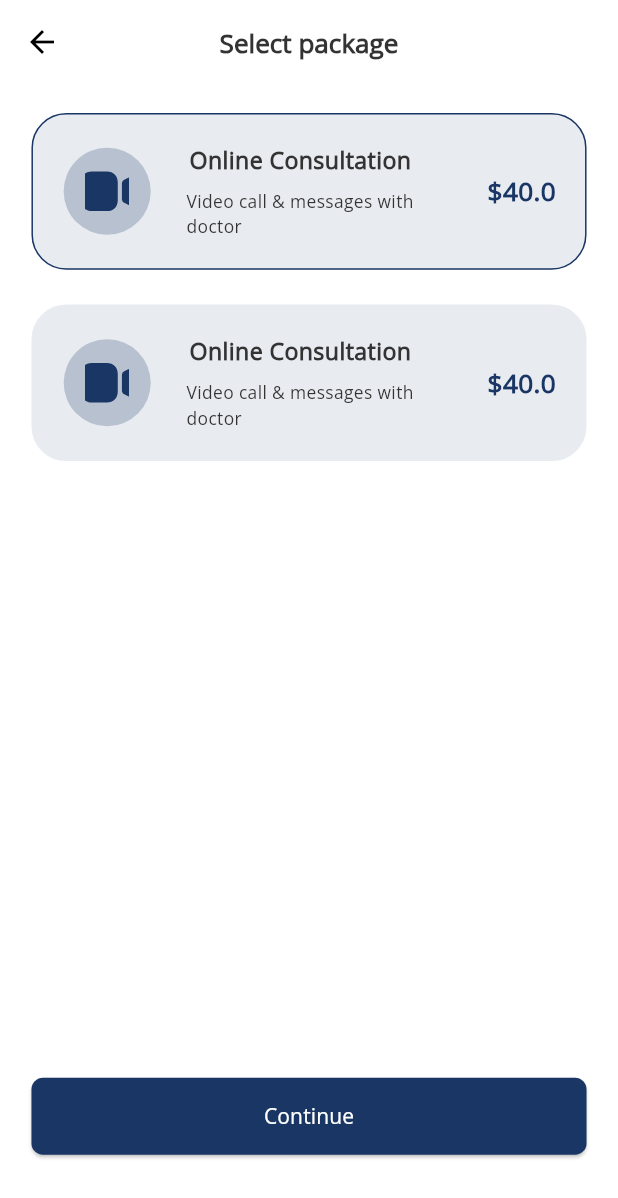
After one commit to sagorahamed1/medical-appointment, a Flutter app: the SelectPackageScreen screen opened by its route, on a phone screen of 412 x 824 dp. The commit adds this screen. Shown: the top 1198 px of the screen. Run offline on Flutter 3.47's test engine with Material 3 defaults, Android fonts, the phone set to English and light mode, and no system bars; our stand-ins replace flutter_screenutil, flutter_spinkit, flutter_svg, get, pin_code_fields, shared_preferences and 1 more; accounts and stored records are empty.

Commit message:
select package screen done

```diff
--- a/lib/routes/app_routes.dart
+++ b/lib/routes/app_routes.dart
@@ -13,6 +13,7 @@ import '../views/screens/User/Emergency_Doctors/availablle_doctors_screen.dart';
 import '../views/screens/User/User_home/user_home_screen.dart';
 import '../views/screens/User/doctor_details/doctor_details_screen.dart';
 import '../views/screens/User/search/user_search_screen.dart';
+import '../views/screens/User/select_package/select_package_screen.dart';
 import '../views/screens/User/user_bottom_nav_bar/user_bottom_nav_bar.dart';
 import '../views/screens/User/user_category/user_category_screen.dart';
 import '../views/screens/notifications/notifications_screen.dart';
@@ -38,6 +39,7 @@ class AppRoutes {
   static const String emergencyDoctorsScreen = "/EmergencyDoctorsScreen.dart";
   static const String userCategoryScreen = "/UserCategoryScreen.dart";
   static const String doctorDetailsScreen = "/DoctorDetailsScreen.dart";
+  static const String selectPackageScreen = "/SelectPackageScreen.dart";
 
 
   static List<GetPage> get routes => [
@@ -58,5 +60,6 @@ class AppRoutes {
         GetPage(name: emergencyDoctorsScreen, page: () => EmergencyDoctorsScreen()),
         GetPage(name: userCategoryScreen, page: () => UserCategoryScreen()),
         GetPage(name: doctorDetailsScreen, page: () => DoctorDetailsScreen()),
+        GetPage(name: selectPackageScreen, page: () => SelectPackageScreen()),
   ];
 }
--- a/lib/utils/app_icons.dart
+++ b/lib/utils/app_icons.dart
@@ -20,5 +20,7 @@ class AppIcons {
   static const String notificationbell = "$path/notificationbell.svg";
   static const String crossIcon = "$path/cross_icon.svg";
   static const String experienceIcon = "$path/experience.svg";
+  static const String videoCallIcons = "$path/videoCallIcons.svg";
+  static const String personGroup = "$path/personGroup.svg";
 
 }
--- a/lib/utils/app_strings.dart
+++ b/lib/utils/app_strings.dart
@@ -59,6 +59,7 @@ class AppString {
   static const String   aboutDoctor  = "About Doctor";
   static const String   workingTime  = "Working Time";
   static const String   topReviews  = "Top Reviews";
+  static const String   selectPackage  = "Select package";
 
 
 
--- a/lib/views/screens/User/doctor_details/doctor_details_screen.dart
+++ b/lib/views/screens/User/doctor_details/doctor_details_screen.dart
@@ -1,8 +1,10 @@
+import 'package:doctor_appointment/routes/app_routes.dart';
 import 'package:doctor_appointment/utils/app_dimentions.dart';
 import 'package:doctor_appointment/views/widgets/custom_button.dart';
 import 'package:flutter/material.dart';
 import 'package:flutter_screenutil/flutter_screenutil.dart';
 import 'package:flutter_svg/svg.dart';
+import 'package:get/get.dart';
 
 import '../../../../utils/app_colors.dart';
 import '../../../../utils/app_icons.dart';
@@ -21,17 +23,17 @@ class DoctorDetailsScreen extends StatelessWidget {
       ///-----------------------------------app bar section-------------------------->
       appBar: AppBar(
         title: CustomText(
-          text: AppString.emergencyDoctors,
+          text: AppString.doctorDetails,
           fontsize: 18.h,
           fontWeight: FontWeight.w600,
         ),
       ),
 
-      body: Padding(
-        padding: EdgeInsets.symmetric(
-            horizontal: Dimensions.paddingSizeDefault.w,
-            vertical: Dimensions.paddingSizeDefault.h),
-        child: SingleChildScrollView(
+      body: SingleChildScrollView(
+        child: Padding(
+          padding: EdgeInsets.symmetric(
+              horizontal: Dimensions.paddingSizeDefault.w,
+              vertical: Dimensions.paddingSizeDefault.h),
           child: Column(
             crossAxisAlignment: CrossAxisAlignment.start,
             children: [
@@ -68,7 +70,7 @@ class DoctorDetailsScreen extends StatelessWidget {
                   fontsize: 18.h,
                   color: Colors.black,
                   top: 16.h,
-                  bottom: 8.h),
+                  bottom: 16.h),
 
               ///=============================Top Review List views=======================>
               SizedBox(
@@ -80,7 +82,8 @@ class DoctorDetailsScreen extends StatelessWidget {
                   itemBuilder: (context, index) {
                     return const TopReviewsCard(
                       image: AppImages.getStarted2,
-                      description: 'Dr. Jenny is very professional in her work and responsive. I have consulted and my problem is solved. 😍😍',
+                      description:
+                          'Dr. Jenny is very professional in her work and responsive. I have consulted and my problem is solved. 😍😍',
                       rathing: "5",
                       reviewName: "Sagor Ahamed",
                       timeAgo: "2 days ago",
@@ -91,7 +94,9 @@ class DoctorDetailsScreen extends StatelessWidget {
 
               ///===========================Button=============================>
               SizedBox(height: 20.h),
-              CustomButton(onpress: (){}, title: AppString.bookAppointment)
+              CustomButton(onpress: () {
+                Get.toNamed(AppRoutes.selectPackageScreen);
+              }, title: AppString.bookAppointment)
             ],
           ),
         ),
--- /dev/null
+++ b/lib/views/screens/User/select_package/select_package_screen.dart
@@ -0,0 +1,165 @@
+import 'package:doctor_appointment/utils/app_colors.dart';
+import 'package:doctor_appointment/utils/app_dimentions.dart';
+import 'package:doctor_appointment/utils/app_icons.dart';
+import 'package:doctor_appointment/views/widgets/custom_button.dart';
+import 'package:flutter/material.dart';
+import 'package:flutter_screenutil/flutter_screenutil.dart';
+import 'package:flutter_svg/flutter_svg.dart';
+import 'package:get/get.dart';
+import 'package:get/get_rx/get_rx.dart';
+
+import '../../../../utils/app_strings.dart';
+import '../../../widgets/custom_text.dart';
+
+class SelectPackageScreen extends StatefulWidget {
+  SelectPackageScreen({super.key});
+
+  @override
+  State<SelectPackageScreen> createState() => _SelectPackageScreenState();
+}
+
+class _SelectPackageScreenState extends State<SelectPackageScreen> {
+  final RxInt selectedIndex = 0.obs;
+
+  @override
+  Widget build(BuildContext context) {
+    return Scaffold(
+      ///-----------------------------------app bar section-------------------------->
+      appBar: AppBar(
+        title: CustomText(
+          text: AppString.selectPackage,
+          fontsize: 18.h,
+          fontWeight: FontWeight.w600,
+        ),
+      ),
+
+      body: Padding(
+        padding: EdgeInsets.symmetric(
+            horizontal: Dimensions.paddingSizeDefault.w,
+            vertical: Dimensions.paddingSizeDefault.h),
+        child: Column(
+          children: [
+            SizedBox(
+              height: 400.h,
+              child:  ListView.builder(
+                itemCount: 2,
+                itemBuilder: (context, index) {
+                  return Padding(
+                    padding: EdgeInsets.only(bottom: 24.h),
+                    child: SelectPackageCard(
+                      title: "Online Consultation ",
+                      description: "Video call & messages with doctor",
+                      price: 40,
+                      icon: AppIcons.videoCallIcons,
+                      selectedIndex: selectedIndex.value,
+                      allIndex: index,
+                      onTap: () {
+                        selectedIndex.value = index;
+                        print('Selected index: $index');
+                      },
+                    ),
+                  );
+                },
+              ),
+            ),
+            const Spacer(),
+            CustomButton(onpress: () {}, title: AppString.continues),
+            SizedBox(height: 36.h)
+          ],
+        ),
+      ),
+    );
+  }
+}
+
+class SelectPackageCard extends StatelessWidget {
+  final String? icon;
+  final String? title;
+  final String? description;
+  final double? price;
+  final int? selectedIndex;
+  final int? allIndex;
+  final VoidCallback onTap;
+
+  const SelectPackageCard(
+      {super.key,
+        this.icon,
+        this.title,
+        this.description,
+        this.price,
+        required this.onTap,
+        this.selectedIndex,
+        this.allIndex});
+
+  @override
+  Widget build(BuildContext context) {
+    print("====================$allIndex and $selectedIndex");
+    return GestureDetector(
+      onTap: onTap,
+      child: Container(
+        decoration: BoxDecoration(
+            borderRadius: BorderRadius.circular(24.r),
+            color: AppColors.fillColorE8EBF0,
+            border: Border.all(
+                color: selectedIndex == allIndex
+                    ? AppColors.primaryColor
+                    : AppColors.fillColorE8EBF0)),
+        child: Padding(
+          padding: EdgeInsets.all(20.r),
+          child: Row(
+            mainAxisAlignment: MainAxisAlignment.spaceBetween,
+            children: [
+              Container(
+                clipBehavior: Clip.antiAlias,
+                decoration: const BoxDecoration(
+                    shape: BoxShape.circle, color: Color(0xffB8C1CF)),
+
+                ///=======================Icon===========================>
+                child: Padding(
+                  padding: EdgeInsets.all(16.r),
+                  child: SvgPicture.asset(
+                    '$icon',
+                    height: 28.h,
+                    width: 28.w,
+                    fit: BoxFit.cover,
+                  ),
+                ),
+              ),
+
+              SizedBox(
+                width: 170.w,
+                child: Column(
+                  crossAxisAlignment: CrossAxisAlignment.start,
+                  children: [
+                    ///===============================Title========================:>
+                    CustomText(
+                        text: "$title",
+                        fontWeight: FontWeight.w600,
+                        fontsize: 16.h),
+                    SizedBox(height: 8.h),
+
+                    ///===============================description========================:>
+                    CustomText(
+                        text: "$description",
+                        fontWeight: FontWeight.w400,
+                        fontsize: 12.h,
+                        maxline: 3,
+                        textAlign: TextAlign.start),
+                  ],
+                ),
+              ),
+
+              ///===============================price========================:>
+              Flexible(
+                  child: CustomText(
+                      text: "\$${price}",
+                      fontWeight: FontWeight.w600,
+                      fontsize: 18.h,
+                      color: AppColors.primaryColor)),
+            ],
+          ),
+        ),
+      ),
+    );
+  }
+}
```
Also changed, not shown: assets/icons/personGroup.svg (added), assets/icons/videoCallIcons.svg (added).
